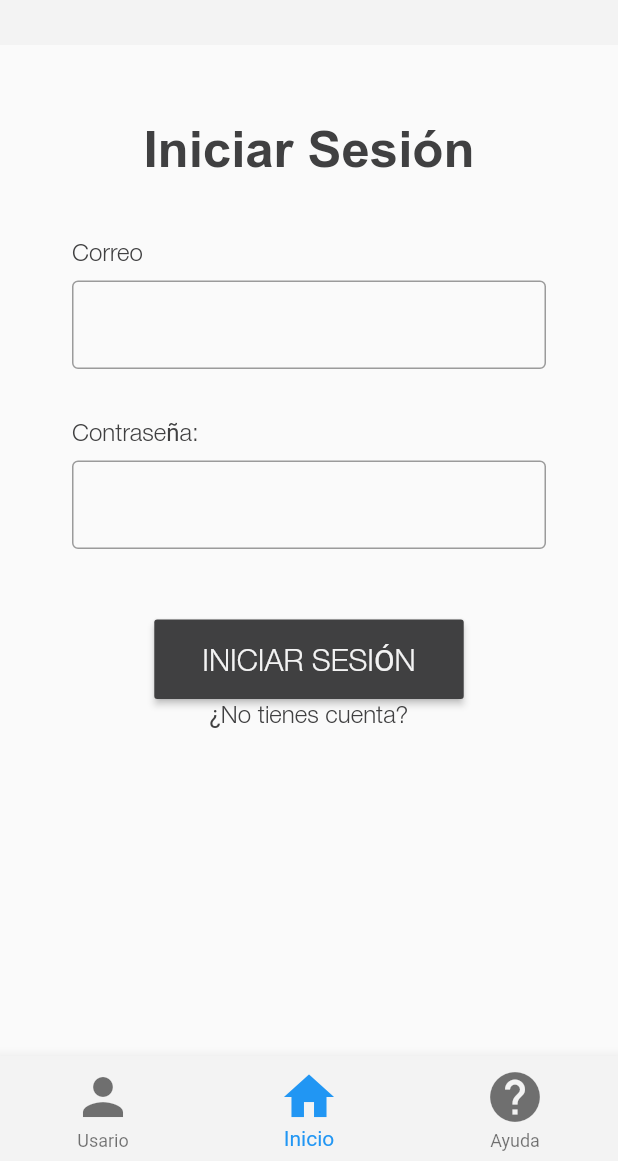
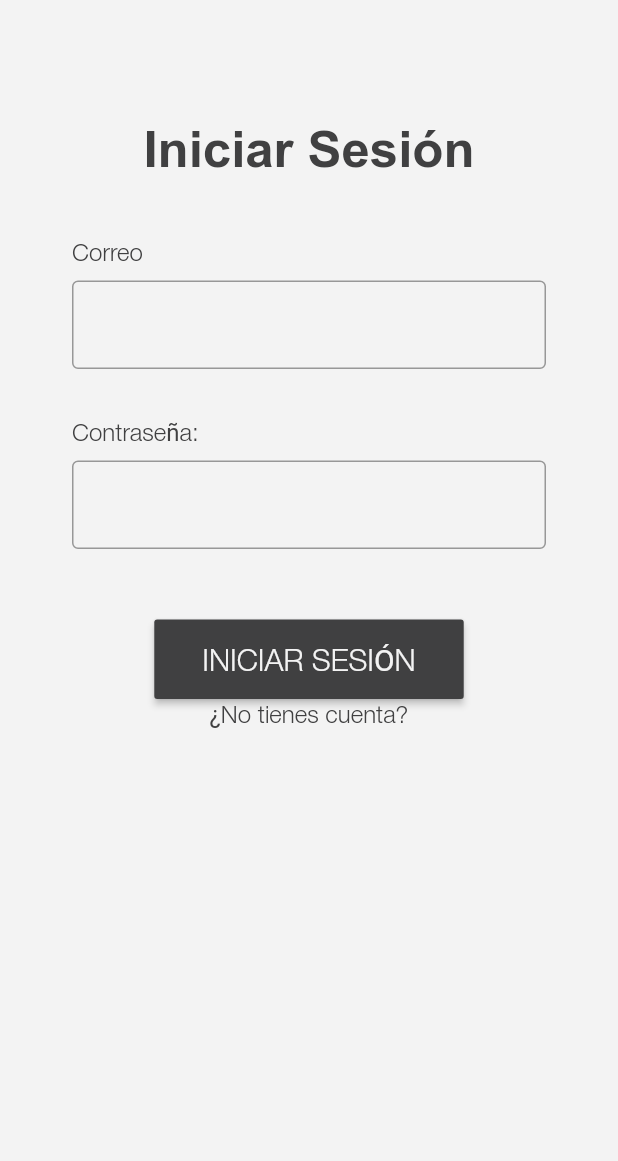
Before and after one commit to FinocchiaroGR/OneUnit-ZapataProject-Flutter, a Flutter app: the LoginPage widget shown alone on an empty page, opened directly, on a phone screen of 412 x 824 dp, the part 75-1236 px from its top. Run offline on Flutter 3.47's test engine with Material 2 defaults, Android fonts, the phone set to English and light mode, and no system bars; our stand-ins replace carousel_slider; project files that could hold a hidden picture were left out.

Commit message:
background color

```diff
--- a/lib/pages/LoginPage.dart
+++ b/lib/pages/LoginPage.dart
@@ -19,6 +19,8 @@ class _LoginPageState extends State<LoginPage> {
   @override
   Widget build(BuildContext context) {
     return AppPage(
+      hasAppBar: true,
+      hasBottomNavigation: false,
       title: "Bienvenido",
       body: SingleChildScrollView(
         // SafeArea
--- a/lib/widgets/organisms/Page.dart
+++ b/lib/widgets/organisms/Page.dart
@@ -2,6 +2,7 @@ import 'package:flutter/material.dart';
 
 import 'package:app/widgets/organisms/AppBar.dart';
 import 'package:app/widgets/organisms/BottomNavigation.dart';
+import 'package:app/styles/colors.dart' as app_colors;
 
 class AppPage extends StatelessWidget {
   final bool hasAppBar;
@@ -26,6 +27,7 @@ class AppPage extends StatelessWidget {
       bottomNavigationBar: hasBottomNavigation
           ? AppBottomNavigation(selectedIndex: navigationCurrentIndex)
           : null,
+      backgroundColor: app_colors.background,
       body: SingleChildScrollView(
         child: SafeArea(
           child: Container(
```
